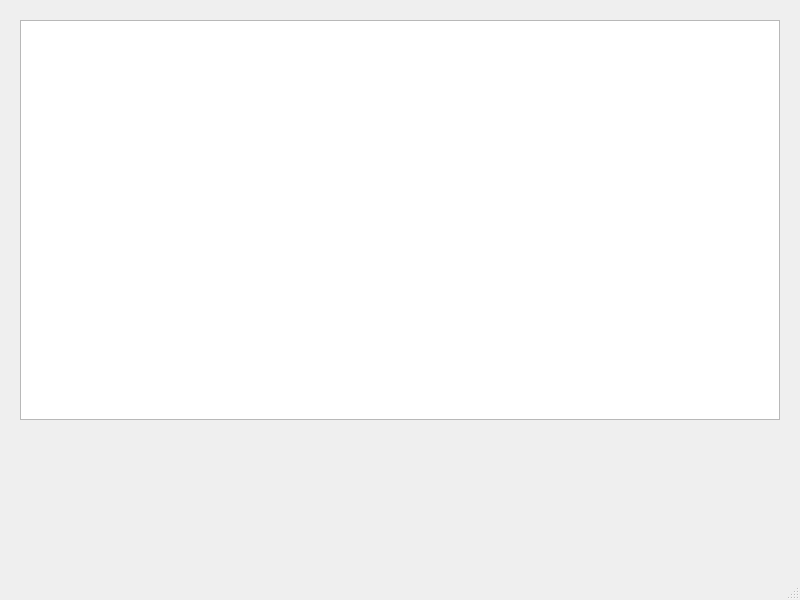
Above: yocode/yocode.ui from PenzaStreetGames/Yo before the change. Below: the same form after it.
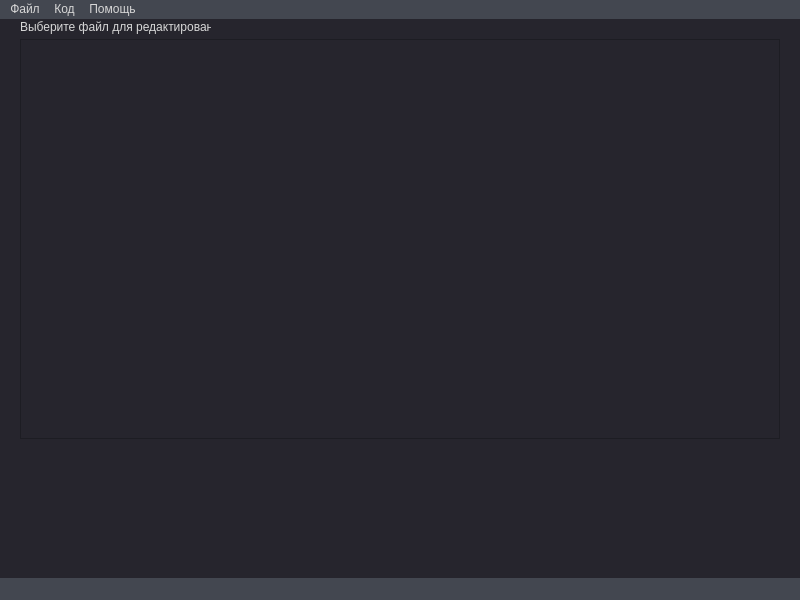
That is the form after the change.

```diff
--- a/yocode/yocode.ui
+++ b/yocode/yocode.ui
@@ -17,7 +17,10 @@
    </sizepolicy>
   </property>
   <property name="windowTitle">
-   <string>MainWindow</string>
+   <string>Yo Code</string>
+  </property>
+  <property name="styleSheet">
+   <string notr="true">background-color: rgb(38, 37, 45);</string>
   </property>
   <widget class="QWidget" name="centralwidget">
    <widget class="QTextEdit" name="CodeArea">
@@ -47,10 +50,30 @@
       <pointsize>15</pointsize>
      </font>
     </property>
+    <property name="styleSheet">
+     <string notr="true">border-width: 12;
+border-color: #a0a0a4;</string>
+    </property>
     <property name="acceptRichText">
      <bool>true</bool>
     </property>
    </widget>
+   <widget class="QLabel" name="filename">
+    <property name="geometry">
+     <rect>
+      <x>20</x>
+      <y>0</y>
+      <width>191</width>
+      <height>16</height>
+     </rect>
+    </property>
+    <property name="styleSheet">
+     <string notr="true">color: rgb(215, 215, 215);</string>
+    </property>
+    <property name="text">
+     <string>Выберите файл для редактирования</string>
+    </property>
+   </widget>
   </widget>
   <widget class="QMenuBar" name="menubar">
    <property name="geometry">
@@ -61,8 +84,78 @@
      <height>21</height>
     </rect>
    </property>
+   <property name="autoFillBackground">
+    <bool>false</bool>
+   </property>
+   <property name="styleSheet">
+    <string notr="true">background-color: #434750;
+color: #d7d7d7;</string>
+   </property>
+   <widget class="QMenu" name="file">
+    <property name="title">
+     <string>Файл</string>
+    </property>
+    <addaction name="open_button"/>
+    <addaction name="save_button"/>
+    <addaction name="separator"/>
+    <addaction name="exit_button"/>
+   </widget>
+   <widget class="QMenu" name="code">
+    <property name="title">
+     <string>Код</string>
+    </property>
+    <addaction name="build_button"/>
+    <addaction name="build_and_run_button"/>
+   </widget>
+   <widget class="QMenu" name="help">
+    <property name="title">
+     <string>Помощь</string>
+    </property>
+   </widget>
+   <addaction name="file"/>
+   <addaction name="code"/>
+   <addaction name="help"/>
   </widget>
-  <widget class="QStatusBar" name="statusbar"/>
+  <widget class="QStatusBar" name="statusbar">
+   <property name="styleSheet">
+    <string notr="true">background-color: #434750;</string>
+   </property>
+  </widget>
+  <action name="open_button">
+   <property name="text">
+    <string>Открыть</string>
+   </property>
+  </action>
+  <action name="create">
+   <property name="text">
+    <string>Создать</string>
+   </property>
+  </action>
+  <action name="save_as">
+   <property name="text">
+    <string>Сохранить как</string>
+   </property>
+  </action>
+  <action name="save_button">
+   <property name="text">
+    <string>Сохранить</string>
+   </property>
+  </action>
+  <action name="exit_button">
+   <property name="text">
+    <string>Выход</string>
+   </property>
+  </action>
+  <action name="build_button">
+   <property name="text">
+    <string>Собрать</string>
+   </property>
+  </action>
+  <action name="build_and_run_button">
+   <property name="text">
+    <string>Собрать и запустить</string>
+   </property>
+  </action>
  </widget>
  <resources/>
  <connections/>
```
